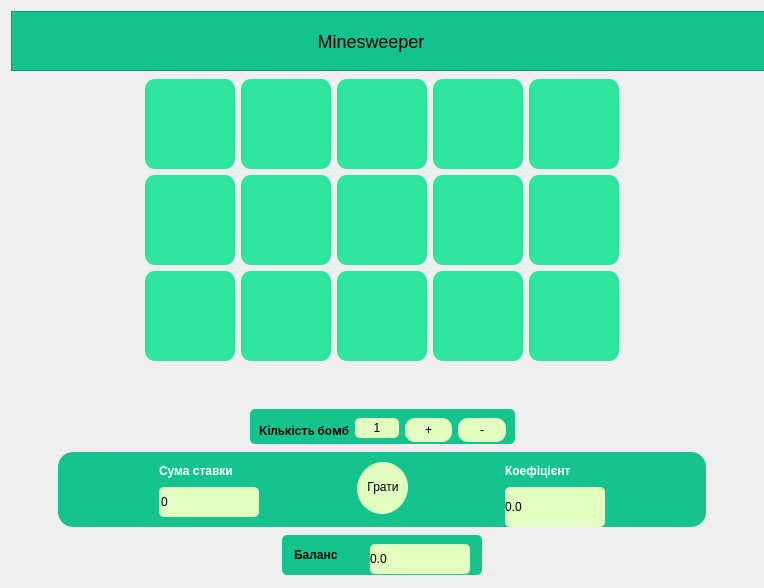
This is minesweeper.ui in Barsh4ec/Authorization as Qt 5 draws it before an edit. The edited form follows.
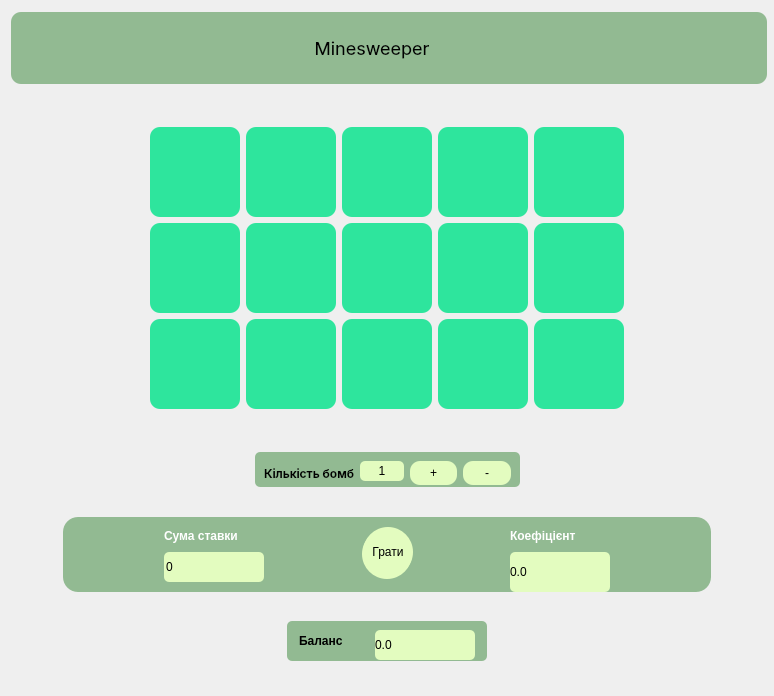
This is the edited form. Icons and pictures are not drawn.

Commit message: Filan Changes+ Crash, +BlackJack

```diff
--- a/minesweeper.ui
+++ b/minesweeper.ui
@@ -6,26 +6,26 @@
    <rect>
     <x>0</x>
     <y>0</y>
-    <width>764</width>
-    <height>588</height>
+    <width>774</width>
+    <height>696</height>
    </rect>
   </property>
   <property name="minimumSize">
    <size>
-    <width>756</width>
-    <height>528</height>
+    <width>774</width>
+    <height>696</height>
    </size>
   </property>
   <property name="windowTitle">
    <string>Form</string>
   </property>
-  <layout class="QVBoxLayout" name="verticalLayout">
-   <item>
+  <layout class="QGridLayout" name="gridLayout_3">
+   <item row="0" column="0">
     <widget class="QFrame" name="frame">
      <property name="minimumSize">
       <size>
        <width>756</width>
-       <height>60</height>
+       <height>72</height>
       </size>
      </property>
      <property name="maximumSize">
@@ -40,8 +40,8 @@
 height: 60px;
 left: 0px;
 top: 1px;
-
-background: #14C38E;</string>
+border-radius:10px;
+background: #92BA92;</string>
      </property>
      <property name="frameShape">
       <enum>QFrame::StyledPanel</enum>
@@ -107,6 +107,14 @@
           <height>34</height>
          </size>
         </property>
+        <property name="font">
+         <font>
+          <family>Inter</family>
+          <pointsize>-1</pointsize>
+          <italic>false</italic>
+          <bold>false</bold>
+         </font>
+        </property>
         <property name="layoutDirection">
          <enum>Qt::LeftToRight</enum>
         </property>
@@ -151,8 +159,8 @@
      </layout>
     </widget>
    </item>
-   <item>
-    <spacer name="verticalSpacer_6">
+   <item row="9" column="0">
+    <spacer name="verticalSpacer_5">
      <property name="orientation">
       <enum>Qt::Vertical</enum>
      </property>
@@ -164,474 +172,7 @@
      </property>
     </spacer>
    </item>
-   <item>
-    <layout class="QHBoxLayout" name="horizontalLayout_6">
-     <item>
-      <spacer name="horizontalSpacer">
-       <property name="orientation">
-        <enum>Qt::Horizontal</enum>
-       </property>
-       <property name="sizeHint" stdset="0">
-        <size>
-         <width>108</width>
-         <height>20</height>
-        </size>
-       </property>
-      </spacer>
-     </item>
-     <item>
-      <layout class="QGridLayout" name="gridLayout_2">
-       <item row="0" column="2">
-        <widget class="QPushButton" name="b3_1">
-         <property name="minimumSize">
-          <size>
-           <width>90</width>
-           <height>90</height>
-          </size>
-         </property>
-         <property name="maximumSize">
-          <size>
-           <width>90</width>
-           <height>90</height>
-          </size>
-         </property>
-         <property name="styleSheet">
-          <string notr="true">height: 90px;
-width: 90px;
-left: 324px;
-top: 75px;
-border-radius: 10px;
-background-color: rgb(46, 229, 157);
-</string>
-         </property>
-         <property name="text">
-          <string/>
-         </property>
-        </widget>
-       </item>
-       <item row="0" column="3">
-        <widget class="QPushButton" name="b4_1">
-         <property name="minimumSize">
-          <size>
-           <width>90</width>
-           <height>90</height>
-          </size>
-         </property>
-         <property name="maximumSize">
-          <size>
-           <width>90</width>
-           <height>90</height>
-          </size>
-         </property>
-         <property name="styleSheet">
-          <string notr="true">height: 90px;
-width: 90px;
-left: 324px;
-top: 75px;
-border-radius: 10px;
-background-color: rgb(46, 229, 157);
-</string>
-         </property>
-         <property name="text">
-          <string/>
-         </property>
-        </widget>
-       </item>
-       <item row="0" column="0">
-        <widget class="QPushButton" name="b1_1">
-         <property name="minimumSize">
-          <size>
-           <width>90</width>
-           <height>90</height>
-          </size>
-         </property>
-         <property name="maximumSize">
-          <size>
-           <width>90</width>
-           <height>90</height>
-          </size>
-         </property>
-         <property name="styleSheet">
-          <string notr="true">height: 90px;
-width: 90px;
-left: 324px;
-top: 75px;
-border-radius: 10px;
-background-color: rgb(46, 229, 157);
-</string>
-         </property>
-         <property name="text">
-          <string/>
-         </property>
-        </widget>
-       </item>
-       <item row="0" column="4">
-        <widget class="QPushButton" name="b5_1">
-         <property name="minimumSize">
-          <size>
-           <width>90</width>
-           <height>90</height>
-          </size>
-         </property>
-         <property name="maximumSize">
-          <size>
-           <width>90</width>
-           <height>90</height>
-          </size>
-         </property>
-         <property name="styleSheet">
-          <string notr="true">height: 90px;
-width: 90px;
-left: 324px;
-top: 75px;
-border-radius: 10px;
-background-color: rgb(46, 229, 157);
-</string>
-         </property>
-         <property name="text">
-          <string/>
-         </property>
-        </widget>
-       </item>
-       <item row="1" column="1">
-        <widget class="QPushButton" name="b2_2">
-         <property name="minimumSize">
-          <size>
-           <width>90</width>
-           <height>90</height>
-          </size>
-         </property>
-         <property name="maximumSize">
-          <size>
-           <width>90</width>
-           <height>90</height>
-          </size>
-         </property>
-         <property name="styleSheet">
-          <string notr="true">height: 90px;
-width: 90px;
-left: 324px;
-top: 75px;
-border-radius: 10px;
-background-color: rgb(46, 229, 157);
-</string>
-         </property>
-         <property name="text">
-          <string/>
-         </property>
-        </widget>
-       </item>
-       <item row="1" column="2">
-        <widget class="QPushButton" name="b3_2">
-         <property name="minimumSize">
-          <size>
-           <width>90</width>
-           <height>90</height>
-          </size>
-         </property>
-         <property name="maximumSize">
-          <size>
-           <width>90</width>
-           <height>90</height>
-          </size>
-         </property>
-         <property name="styleSheet">
-          <string notr="true">height: 90px;
-width: 90px;
-left: 324px;
-top: 75px;
-border-radius: 10px;
-background-color: rgb(46, 229, 157);
-</string>
-         </property>
-         <property name="text">
-          <string/>
-         </property>
-        </widget>
-       </item>
-       <item row="1" column="3">
-        <widget class="QPushButton" name="b4_2">
-         <property name="minimumSize">
-          <size>
-           <width>90</width>
-           <height>90</height>
-          </size>
-         </property>
-         <property name="maximumSize">
-          <size>
-           <width>90</width>
-           <height>90</height>
-          </size>
-         </property>
-         <property name="styleSheet">
-          <string notr="true">height: 90px;
-width: 90px;
-left: 324px;
-top: 75px;
-border-radius: 10px;
-background-color: rgb(46, 229, 157);
-</string>
-         </property>
-         <property name="text">
-          <string/>
-         </property>
-        </widget>
-       </item>
-       <item row="0" column="1">
-        <widget class="QPushButton" name="b2_1">
-         <property name="minimumSize">
-          <size>
-           <width>90</width>
-           <height>90</height>
-          </size>
-         </property>
-         <property name="maximumSize">
-          <size>
-           <width>90</width>
-           <height>90</height>
-          </size>
-         </property>
-         <property name="styleSheet">
-          <string notr="true">height: 90px;
-width: 90px;
-left: 324px;
-top: 75px;
-border-radius: 10px;
-background-color: rgb(46, 229, 157);
-</string>
-         </property>
-         <property name="text">
-          <string/>
-         </property>
-        </widget>
-       </item>
-       <item row="1" column="0">
-        <widget class="QPushButton" name="b1_2">
-         <property name="minimumSize">
-          <size>
-           <width>90</width>
-           <height>90</height>
-          </size>
-         </property>
-         <property name="maximumSize">
-          <size>
-           <width>90</width>
-           <height>90</height>
-          </size>
-         </property>
-         <property name="styleSheet">
-          <string notr="true">height: 90px;
-width: 90px;
-left: 324px;
-top: 75px;
-border-radius: 10px;
-background-color: rgb(46, 229, 157);
-</string>
-         </property>
-         <property name="text">
-          <string/>
-         </property>
-        </widget>
-       </item>
-       <item row="2" column="1">
-        <widget class="QPushButton" name="b2_3">
-         <property name="minimumSize">
-          <size>
-           <width>90</width>
-           <height>90</height>
-          </size>
-         </property>
-         <property name="maximumSize">
-          <size>
-           <width>90</width>
-           <height>90</height>
-          </size>
-         </property>
-         <property name="styleSheet">
-          <string notr="true">height: 90px;
-width: 90px;
-left: 324px;
-top: 75px;
-border-radius: 10px;
-background-color: rgb(46, 229, 157);
-</string>
-         </property>
-         <property name="text">
-          <string/>
-         </property>
-        </widget>
-       </item>
-       <item row="2" column="0">
-        <widget class="QPushButton" name="b1_3">
-         <property name="minimumSize">
-          <size>
-           <width>90</width>
-           <height>90</height>
-          </size>
-         </property>
-         <property name="maximumSize">
-          <size>
-           <width>90</width>
-           <height>90</height>
-          </size>
-         </property>
-         <property name="styleSheet">
-          <string notr="true">height: 90px;
-width: 90px;
-left: 324px;
-top: 75px;
-border-radius: 10px;
-background-color: rgb(46, 229, 157);
-</string>
-         </property>
-         <property name="text">
-          <string/>
-         </property>
-        </widget>
-       </item>
-       <item row="2" column="3">
-        <widget class="QPushButton" name="b4_3">
-         <property name="minimumSize">
-          <size>
-           <width>90</width>
-           <height>90</height>
-          </size>
-         </property>
-         <property name="maximumSize">
-          <size>
-           <width>90</width>
-           <height>90</height>
-          </size>
-         </property>
-         <property name="styleSheet">
-          <string notr="true">height: 90px;
-width: 90px;
-left: 324px;
-top: 75px;
-border-radius: 10px;
-background-color: rgb(46, 229, 157);
-</string>
-         </property>
-         <property name="text">
-          <string/>
-         </property>
-        </widget>
-       </item>
-       <item row="2" column="4">
-        <widget class="QPushButton" name="b5_3">
-         <property name="minimumSize">
-          <size>
-           <width>90</width>
-           <height>90</height>
-          </size>
-         </property>
-         <property name="maximumSize">
-          <size>
-           <width>90</width>
-           <height>90</height>
-          </size>
-         </property>
-         <property name="styleSheet">
-          <string notr="true">height: 90px;
-width: 90px;
-left: 324px;
-top: 75px;
-border-radius: 10px;
-background-color: rgb(46, 229, 157);
-</string>
-         </property>
-         <property name="text">
-          <string/>
-         </property>
-        </widget>
-       </item>
-       <item row="1" column="4">
-        <widget class="QPushButton" name="b5_2">
-         <property name="minimumSize">
-          <size>
-           <width>90</width>
-           <height>90</height>
-          </size>
-         </property>
-         <property name="maximumSize">
-          <size>
-           <width>90</width>
-           <height>90</height>
-          </size>
-         </property>
-         <property name="styleSheet">
-          <string notr="true">height: 90px;
-width: 90px;
-left: 324px;
-top: 75px;
-border-radius: 10px;
-background-color: rgb(46, 229, 157);
-</string>
-         </property>
-         <property name="text">
-          <string/>
-         </property>
-        </widget>
-       </item>
-       <item row="2" column="2">
-        <widget class="QPushButton" name="b3_3">
-         <property name="minimumSize">
-          <size>
-           <width>90</width>
-           <height>90</height>
-          </size>
-         </property>
-         <property name="maximumSize">
-          <size>
-           <width>90</width>
-           <height>90</height>
-          </size>
-         </property>
-         <property name="styleSheet">
-          <string notr="true">height: 90px;
-width: 90px;
-left: 324px;
-top: 75px;
-border-radius: 10px;
-background-color: rgb(46, 229, 157);
-</string>
-         </property>
-         <property name="text">
-          <string/>
-         </property>
-        </widget>
-       </item>
-      </layout>
-     </item>
-     <item>
-      <spacer name="horizontalSpacer_4">
-       <property name="orientation">
-        <enum>Qt::Horizontal</enum>
-       </property>
-       <property name="sizeHint" stdset="0">
-        <size>
-         <width>128</width>
-         <height>20</height>
-        </size>
-       </property>
-      </spacer>
-     </item>
-    </layout>
-   </item>
-   <item>
-    <spacer name="verticalSpacer_2">
-     <property name="orientation">
-      <enum>Qt::Vertical</enum>
-     </property>
-     <property name="sizeHint" stdset="0">
-      <size>
-       <width>20</width>
-       <height>40</height>
-      </size>
-     </property>
-    </spacer>
-   </item>
-   <item>
+   <item row="3" column="0">
     <layout class="QHBoxLayout" name="horizontalLayout_8">
      <item>
       <spacer name="horizontalSpacer_11">
@@ -680,232 +221,7 @@
      </item>
     </layout>
    </item>
-   <item>
-    <spacer name="verticalSpacer">
-     <property name="orientation">
-      <enum>Qt::Vertical</enum>
-     </property>
-     <property name="sizeHint" stdset="0">
-      <size>
-       <width>20</width>
-       <height>40</height>
-      </size>
-     </property>
-    </spacer>
-   </item>
-   <item>
-    <layout class="QHBoxLayout" name="horizontalLayout_5">
-     <item>
-      <spacer name="horizontalSpacer_5">
-       <property name="orientation">
-        <enum>Qt::Horizontal</enum>
-       </property>
-       <property name="sizeHint" stdset="0">
-        <size>
-         <width>40</width>
-         <height>20</height>
-        </size>
-       </property>
-      </spacer>
-     </item>
-     <item>
-      <widget class="QFrame" name="frame_2">
-       <property name="minimumSize">
-        <size>
-         <width>265</width>
-         <height>35</height>
-        </size>
-       </property>
-       <property name="maximumSize">
-        <size>
-         <width>260</width>
-         <height>42</height>
-        </size>
-       </property>
-       <property name="layoutDirection">
-        <enum>Qt::LeftToRight</enum>
-       </property>
-       <property name="styleSheet">
-        <string notr="true">border-radius:5px;
-background-color:#14C38E;</string>
-       </property>
-       <property name="frameShape">
-        <enum>QFrame::StyledPanel</enum>
-       </property>
-       <property name="frameShadow">
-        <enum>QFrame::Raised</enum>
-       </property>
-       <layout class="QHBoxLayout" name="horizontalLayout_4">
-        <item>
-         <widget class="QLabel" name="label_3">
-          <property name="minimumSize">
-           <size>
-            <width>90</width>
-            <height>24</height>
-           </size>
-          </property>
-          <property name="maximumSize">
-           <size>
-            <width>88</width>
-            <height>24</height>
-           </size>
-          </property>
-          <property name="font">
-           <font>
-            <family>Inter</family>
-            <pointsize>-1</pointsize>
-            <italic>false</italic>
-            <bold>false</bold>
-           </font>
-          </property>
-          <property name="styleSheet">
-           <string notr="true">position: absolute;
-width: 89px;
-height: 15px;
-left: 258px;
-top: 390px;
-
-font-family: 'Inter';
-font-style: normal;
-font-weight: 500;
-font-size: 12px;
-line-height: 15px;
-
-text-align: center;
-
-color: black;
-</string>
-          </property>
-          <property name="text">
-           <string>Кількість бомб</string>
-          </property>
-         </widget>
-        </item>
-        <item>
-         <widget class="QLabel" name="bomb_count">
-          <property name="minimumSize">
-           <size>
-            <width>43</width>
-            <height>20</height>
-           </size>
-          </property>
-          <property name="maximumSize">
-           <size>
-            <width>48</width>
-            <height>24</height>
-           </size>
-          </property>
-          <property name="styleSheet">
-           <string notr="true">position: absolute;
-width: 100px;
-height: 30px;
-left: 374px;
-top: 502px;
-
-background: #E3FCBF;
-border-radius: 5px;
-color:black;</string>
-          </property>
-          <property name="text">
-           <string>1</string>
-          </property>
-          <property name="alignment">
-           <set>Qt::AlignCenter</set>
-          </property>
-         </widget>
-        </item>
-        <item>
-         <widget class="QPushButton" name="plus_value_button">
-          <property name="minimumSize">
-           <size>
-            <width>47</width>
-            <height>24</height>
-           </size>
-          </property>
-          <property name="maximumSize">
-           <size>
-            <width>47</width>
-            <height>24</height>
-           </size>
-          </property>
-          <property name="styleSheet">
-           <string notr="true">position: absolute;
-width: 45px;
-height: 24px;
-left: 406px;
-top: 382px;
-
-background: #E3FCBF;
-border-radius: 10px;
-color:black;</string>
-          </property>
-          <property name="text">
-           <string>+</string>
-          </property>
-         </widget>
-        </item>
-        <item>
-         <widget class="QPushButton" name="minus_value_button">
-          <property name="minimumSize">
-           <size>
-            <width>48</width>
-            <height>24</height>
-           </size>
-          </property>
-          <property name="maximumSize">
-           <size>
-            <width>48</width>
-            <height>24</height>
-           </size>
-          </property>
-          <property name="styleSheet">
-           <string notr="true">position: absolute;
-width: 45px;
-height: 24px;
-left: 406px;
-top: 382px;
-
-background: #E3FCBF;
-border-radius: 10px;
-color:black;</string>
-          </property>
-          <property name="text">
-           <string>-</string>
-          </property>
-         </widget>
-        </item>
-       </layout>
-      </widget>
-     </item>
-     <item>
-      <spacer name="horizontalSpacer_6">
-       <property name="orientation">
-        <enum>Qt::Horizontal</enum>
-       </property>
-       <property name="sizeHint" stdset="0">
-        <size>
-         <width>218</width>
-         <height>20</height>
-        </size>
-       </property>
-      </spacer>
-     </item>
-    </layout>
-   </item>
-   <item>
-    <spacer name="verticalSpacer_3">
-     <property name="orientation">
-      <enum>Qt::Vertical</enum>
-     </property>
-     <property name="sizeHint" stdset="0">
-      <size>
-       <width>20</width>
-       <height>40</height>
-      </size>
-     </property>
-    </spacer>
-   </item>
-   <item>
+   <item row="6" column="0">
     <layout class="QHBoxLayout" name="horizontalLayout_3">
      <item>
       <spacer name="horizontalSpacer_9">
@@ -935,7 +251,7 @@
         </size>
        </property>
        <property name="styleSheet">
-        <string notr="true">background-color:#14C38E;
+        <string notr="true">background: #92BA92;
 border-radius:15px;</string>
        </property>
        <property name="frameShape">
@@ -1153,7 +469,7 @@
      </item>
     </layout>
    </item>
-   <item>
+   <item row="7" column="0">
     <spacer name="verticalSpacer_4">
      <property name="orientation">
       <enum>Qt::Vertical</enum>
@@ -1166,7 +482,7 @@
      </property>
     </spacer>
    </item>
-   <item>
+   <item row="8" column="0">
     <layout class="QHBoxLayout" name="horizontalLayout_2">
      <item>
       <spacer name="horizontalSpacer_7">
@@ -1202,7 +518,7 @@
 left: 279px;
 top: 499px;
 
-background: #14C38E;
+background: #92BA92;
 border-radius: 5px;</string>
        </property>
        <property name="frameShape">
@@ -1297,8 +613,8 @@
      </item>
     </layout>
    </item>
-   <item>
-    <spacer name="verticalSpacer_5">
+   <item row="5" column="0">
+    <spacer name="verticalSpacer_3">
      <property name="orientation">
       <enum>Qt::Vertical</enum>
      </property>
@@ -1310,6 +626,725 @@
      </property>
     </spacer>
    </item>
+   <item row="1" column="0">
+    <layout class="QHBoxLayout" name="horizontalLayout_9">
+     <item>
+      <spacer name="verticalSpacer_6">
+       <property name="orientation">
+        <enum>Qt::Vertical</enum>
+       </property>
+       <property name="sizeHint" stdset="0">
+        <size>
+         <width>588</width>
+         <height>13</height>
+        </size>
+       </property>
+      </spacer>
+     </item>
+     <item>
+      <spacer name="horizontalSpacer_13">
+       <property name="orientation">
+        <enum>Qt::Horizontal</enum>
+       </property>
+       <property name="sizeHint" stdset="0">
+        <size>
+         <width>118</width>
+         <height>20</height>
+        </size>
+       </property>
+      </spacer>
+     </item>
+     <item>
+      <widget class="QPushButton" name="info">
+       <property name="minimumSize">
+        <size>
+         <width>32</width>
+         <height>32</height>
+        </size>
+       </property>
+       <property name="maximumSize">
+        <size>
+         <width>32</width>
+         <height>32</height>
+        </size>
+       </property>
+       <property name="styleSheet">
+        <string notr="true">QPushButton{
+	background: transparent;
+	background-image: url(:/resources/png/info.png);
+	border-style: solid;
+    border-width: 0px;
+	border-color: #051a39;
+}
+
+QPushButton:hover {
+	background: transparent;
+	background-image: url(:/resources/png/information.png);
+	border-style: solid;
+    border-width: 0px;
+	border-color: #051a39;
+}</string>
+       </property>
+       <property name="text">
+        <string/>
+       </property>
+      </widget>
+     </item>
+    </layout>
+   </item>
+   <item row="4" column="0">
+    <layout class="QHBoxLayout" name="horizontalLayout_5">
+     <item>
+      <spacer name="horizontalSpacer_5">
+       <property name="orientation">
+        <enum>Qt::Horizontal</enum>
+       </property>
+       <property name="sizeHint" stdset="0">
+        <size>
+         <width>40</width>
+         <height>20</height>
+        </size>
+       </property>
+      </spacer>
+     </item>
+     <item>
+      <widget class="QFrame" name="frame_2">
+       <property name="minimumSize">
+        <size>
+         <width>265</width>
+         <height>35</height>
+        </size>
+       </property>
+       <property name="maximumSize">
+        <size>
+         <width>260</width>
+         <height>42</height>
+        </size>
+       </property>
+       <property name="layoutDirection">
+        <enum>Qt::LeftToRight</enum>
+       </property>
+       <property name="styleSheet">
+        <string notr="true">border-radius:5px;
+background: #92BA92;</string>
+       </property>
+       <property name="frameShape">
+        <enum>QFrame::StyledPanel</enum>
+       </property>
+       <property name="frameShadow">
+        <enum>QFrame::Raised</enum>
+       </property>
+       <layout class="QHBoxLayout" name="horizontalLayout_4">
+        <item>
+         <widget class="QLabel" name="label_3">
+          <property name="minimumSize">
+           <size>
+            <width>90</width>
+            <height>24</height>
+           </size>
+          </property>
+          <property name="maximumSize">
+           <size>
+            <width>88</width>
+            <height>24</height>
+           </size>
+          </property>
+          <property name="font">
+           <font>
+            <family>Inter</family>
+            <pointsize>-1</pointsize>
+            <italic>false</italic>
+            <bold>false</bold>
+           </font>
+          </property>
+          <property name="styleSheet">
+           <string notr="true">position: absolute;
+width: 89px;
+height: 15px;
+left: 258px;
+top: 390px;
+
+font-family: 'Inter';
+font-style: normal;
+font-weight: 500;
+font-size: 12px;
+line-height: 15px;
+
+text-align: center;
+
+color: black;
+</string>
+          </property>
+          <property name="text">
+           <string>Кількість бомб</string>
+          </property>
+         </widget>
+        </item>
+        <item>
+         <widget class="QLabel" name="bomb_count">
+          <property name="minimumSize">
+           <size>
+            <width>43</width>
+            <height>20</height>
+           </size>
+          </property>
+          <property name="maximumSize">
+           <size>
+            <width>48</width>
+            <height>24</height>
+           </size>
+          </property>
+          <property name="styleSheet">
+           <string notr="true">position: absolute;
+width: 100px;
+height: 30px;
+left: 374px;
+top: 502px;
+
+background: #E3FCBF;
+border-radius: 5px;
+color:black;</string>
+          </property>
+          <property name="text">
+           <string>1</string>
+          </property>
+          <property name="alignment">
+           <set>Qt::AlignCenter</set>
+          </property>
+         </widget>
+        </item>
+        <item>
+         <widget class="QPushButton" name="plus_value_button">
+          <property name="minimumSize">
+           <size>
+            <width>47</width>
+            <height>24</height>
+           </size>
+          </property>
+          <property name="maximumSize">
+           <size>
+            <width>47</width>
+            <height>24</height>
+           </size>
+          </property>
+          <property name="styleSheet">
+           <string notr="true">position: absolute;
+width: 45px;
+height: 24px;
+left: 406px;
+top: 382px;
+
+background: #E3FCBF;
+border-radius: 10px;
+color:black;</string>
+          </property>
+          <property name="text">
+           <string>+</string>
+          </property>
+         </widget>
+        </item>
+        <item>
+         <widget class="QPushButton" name="minus_value_button">
+          <property name="minimumSize">
+           <size>
+            <width>48</width>
+            <height>24</height>
+           </size>
+          </property>
+          <property name="maximumSize">
+           <size>
+            <width>48</width>
+            <height>24</height>
+           </size>
+          </property>
+          <property name="styleSheet">
+           <string notr="true">position: absolute;
+width: 45px;
+height: 24px;
+left: 406px;
+top: 382px;
+
+background: #E3FCBF;
+border-radius: 10px;
+color:black;</string>
+          </property>
+          <property name="text">
+           <string>-</string>
+          </property>
+         </widget>
+        </item>
+       </layout>
+      </widget>
+     </item>
+     <item>
+      <spacer name="horizontalSpacer_6">
+       <property name="orientation">
+        <enum>Qt::Horizontal</enum>
+       </property>
+       <property name="sizeHint" stdset="0">
+        <size>
+         <width>218</width>
+         <height>20</height>
+        </size>
+       </property>
+      </spacer>
+     </item>
+    </layout>
+   </item>
+   <item row="2" column="0">
+    <layout class="QHBoxLayout" name="horizontalLayout_6">
+     <item>
+      <spacer name="horizontalSpacer">
+       <property name="orientation">
+        <enum>Qt::Horizontal</enum>
+       </property>
+       <property name="sizeHint" stdset="0">
+        <size>
+         <width>108</width>
+         <height>20</height>
+        </size>
+       </property>
+      </spacer>
+     </item>
+     <item>
+      <layout class="QGridLayout" name="gridLayout_2">
+       <item row="0" column="2">
+        <widget class="QPushButton" name="b3_1">
+         <property name="minimumSize">
+          <size>
+           <width>90</width>
+           <height>90</height>
+          </size>
+         </property>
+         <property name="maximumSize">
+          <size>
+           <width>90</width>
+           <height>90</height>
+          </size>
+         </property>
+         <property name="styleSheet">
+          <string notr="true">height: 90px;
+width: 90px;
+left: 324px;
+top: 75px;
+border-radius: 10px;
+background-color: rgb(46, 229, 157);
+</string>
+         </property>
+         <property name="text">
+          <string/>
+         </property>
+        </widget>
+       </item>
+       <item row="0" column="3">
+        <widget class="QPushButton" name="b4_1">
+         <property name="minimumSize">
+          <size>
+           <width>90</width>
+           <height>90</height>
+          </size>
+         </property>
+         <property name="maximumSize">
+          <size>
+           <width>90</width>
+           <height>90</height>
+          </size>
+         </property>
+         <property name="styleSheet">
+          <string notr="true">height: 90px;
+width: 90px;
+left: 324px;
+top: 75px;
+border-radius: 10px;
+background-color: rgb(46, 229, 157);
+</string>
+         </property>
+         <property name="text">
+          <string/>
+         </property>
+        </widget>
+       </item>
+       <item row="0" column="0">
+        <widget class="QPushButton" name="b1_1">
+         <property name="minimumSize">
+          <size>
+           <width>90</width>
+           <height>90</height>
+          </size>
+         </property>
+         <property name="maximumSize">
+          <size>
+           <width>90</width>
+           <height>90</height>
+          </size>
+         </property>
+         <property name="styleSheet">
+          <string notr="true">height: 90px;
+width: 90px;
+left: 324px;
+top: 75px;
+border-radius: 10px;
+background-color: rgb(46, 229, 157);
+</string>
+         </property>
+         <property name="text">
+          <string/>
+         </property>
+        </widget>
+       </item>
+       <item row="0" column="4">
+        <widget class="QPushButton" name="b5_1">
+         <property name="minimumSize">
+          <size>
+           <width>90</width>
+           <height>90</height>
+          </size>
+         </property>
+         <property name="maximumSize">
+          <size>
+           <width>90</width>
+           <height>90</height>
+          </size>
+         </property>
+         <property name="styleSheet">
+          <string notr="true">height: 90px;
+width: 90px;
+left: 324px;
+top: 75px;
+border-radius: 10px;
+background-color: rgb(46, 229, 157);
+</string>
+         </property>
+         <property name="text">
+          <string/>
+         </property>
+        </widget>
+       </item>
+       <item row="1" column="1">
+        <widget class="QPushButton" name="b2_2">
+         <property name="minimumSize">
+          <size>
+           <width>90</width>
+           <height>90</height>
+          </size>
+         </property>
+         <property name="maximumSize">
+          <size>
+           <width>90</width>
+           <height>90</height>
+          </size>
+         </property>
+         <property name="styleSheet">
+          <string notr="true">height: 90px;
+width: 90px;
+left: 324px;
+top: 75px;
+border-radius: 10px;
+background-color: rgb(46, 229, 157);
+</string>
+         </property>
+         <property name="text">
+          <string/>
+         </property>
+        </widget>
+       </item>
+       <item row="1" column="2">
+        <widget class="QPushButton" name="b3_2">
+         <property name="minimumSize">
+          <size>
+           <width>90</width>
+           <height>90</height>
+          </size>
+         </property>
+         <property name="maximumSize">
+          <size>
+           <width>90</width>
+           <height>90</height>
+          </size>
+         </property>
+         <property name="styleSheet">
+          <string notr="true">height: 90px;
+width: 90px;
+left: 324px;
+top: 75px;
+border-radius: 10px;
+background-color: rgb(46, 229, 157);
+</string>
+         </property>
+         <property name="text">
+          <string/>
+         </property>
+        </widget>
+       </item>
+       <item row="1" column="3">
+        <widget class="QPushButton" name="b4_2">
+         <property name="minimumSize">
+          <size>
+           <width>90</width>
+           <height>90</height>
+          </size>
+         </property>
+         <property name="maximumSize">
+          <size>
+           <width>90</width>
+           <height>90</height>
+          </size>
+         </property>
+         <property name="styleSheet">
+          <string notr="true">height: 90px;
+width: 90px;
+left: 324px;
+top: 75px;
+border-radius: 10px;
+background-color: rgb(46, 229, 157);
+</string>
+         </property>
+         <property name="text">
+          <string/>
+         </property>
+        </widget>
+       </item>
+       <item row="0" column="1">
+        <widget class="QPushButton" name="b2_1">
+         <property name="minimumSize">
+          <size>
+           <width>90</width>
+           <height>90</height>
+          </size>
+         </property>
+         <property name="maximumSize">
+          <size>
+           <width>90</width>
+           <height>90</height>
+          </size>
+         </property>
+         <property name="styleSheet">
+          <string notr="true">height: 90px;
+width: 90px;
+left: 324px;
+top: 75px;
+border-radius: 10px;
+background-color: rgb(46, 229, 157);
+</string>
+         </property>
+         <property name="text">
+          <string/>
+         </property>
+        </widget>
+       </item>
+       <item row="1" column="0">
+        <widget class="QPushButton" name="b1_2">
+         <property name="minimumSize">
+          <size>
+           <width>90</width>
+           <height>90</height>
+          </size>
+         </property>
+         <property name="maximumSize">
+          <size>
+           <width>90</width>
+           <height>90</height>
+          </size>
+         </property>
+         <property name="styleSheet">
+          <string notr="true">height: 90px;
+width: 90px;
+left: 324px;
+top: 75px;
+border-radius: 10px;
+background-color: rgb(46, 229, 157);
+</string>
+         </property>
+         <property name="text">
+          <string/>
+         </property>
+        </widget>
+       </item>
+       <item row="2" column="1">
+        <widget class="QPushButton" name="b2_3">
+         <property name="minimumSize">
+          <size>
+           <width>90</width>
+           <height>90</height>
+          </size>
+         </property>
+         <property name="maximumSize">
+          <size>
+           <width>90</width>
+           <height>90</height>
+          </size>
+         </property>
+         <property name="styleSheet">
+          <string notr="true">height: 90px;
+width: 90px;
+left: 324px;
+top: 75px;
+border-radius: 10px;
+background-color: rgb(46, 229, 157);
+</string>
+         </property>
+         <property name="text">
+          <string/>
+         </property>
+        </widget>
+       </item>
+       <item row="2" column="0">
+        <widget class="QPushButton" name="b1_3">
+         <property name="minimumSize">
+          <size>
+           <width>90</width>
+           <height>90</height>
+          </size>
+         </property>
+         <property name="maximumSize">
+          <size>
+           <width>90</width>
+           <height>90</height>
+          </size>
+         </property>
+         <property name="styleSheet">
+          <string notr="true">height: 90px;
+width: 90px;
+left: 324px;
+top: 75px;
+border-radius: 10px;
+background-color: rgb(46, 229, 157);
+</string>
+         </property>
+         <property name="text">
+          <string/>
+         </property>
+        </widget>
+       </item>
+       <item row="2" column="3">
+        <widget class="QPushButton" name="b4_3">
+         <property name="minimumSize">
+          <size>
+           <width>90</width>
+           <height>90</height>
+          </size>
+         </property>
+         <property name="maximumSize">
+          <size>
+           <width>90</width>
+           <height>90</height>
+          </size>
+         </property>
+         <property name="styleSheet">
+          <string notr="true">height: 90px;
+width: 90px;
+left: 324px;
+top: 75px;
+border-radius: 10px;
+background-color: rgb(46, 229, 157);
+</string>
+         </property>
+         <property name="text">
+          <string/>
+         </property>
+        </widget>
+       </item>
+       <item row="2" column="4">
+        <widget class="QPushButton" name="b5_3">
+         <property name="minimumSize">
+          <size>
+           <width>90</width>
+           <height>90</height>
+          </size>
+         </property>
+         <property name="maximumSize">
+          <size>
+           <width>90</width>
+           <height>90</height>
+          </size>
+         </property>
+         <property name="styleSheet">
+          <string notr="true">height: 90px;
+width: 90px;
+left: 324px;
+top: 75px;
+border-radius: 10px;
+background-color: rgb(46, 229, 157);
+</string>
+         </property>
+         <property name="text">
+          <string/>
+         </property>
+        </widget>
+       </item>
+       <item row="1" column="4">
+        <widget class="QPushButton" name="b5_2">
+         <property name="minimumSize">
+          <size>
+           <width>90</width>
+           <height>90</height>
+          </size>
+         </property>
+         <property name="maximumSize">
+          <size>
+           <width>90</width>
+           <height>90</height>
+          </size>
+         </property>
+         <property name="styleSheet">
+          <string notr="true">height: 90px;
+width: 90px;
+left: 324px;
+top: 75px;
+border-radius: 10px;
+background-color: rgb(46, 229, 157);
+</string>
+         </property>
+         <property name="text">
+          <string/>
+         </property>
+        </widget>
+       </item>
+       <item row="2" column="2">
+        <widget class="QPushButton" name="b3_3">
+         <property name="minimumSize">
+          <size>
+           <width>90</width>
+           <height>90</height>
+          </size>
+         </property>
+         <property name="maximumSize">
+          <size>
+           <width>90</width>
+           <height>90</height>
+          </size>
+         </property>
+         <property name="styleSheet">
+          <string notr="true">height: 90px;
+width: 90px;
+left: 324px;
+top: 75px;
+border-radius: 10px;
+background-color: rgb(46, 229, 157);
+</string>
+         </property>
+         <property name="text">
+          <string/>
+         </property>
+        </widget>
+       </item>
+      </layout>
+     </item>
+     <item>
+      <spacer name="horizontalSpacer_4">
+       <property name="orientation">
+        <enum>Qt::Horizontal</enum>
+       </property>
+       <property name="sizeHint" stdset="0">
+        <size>
+         <width>128</width>
+         <height>20</height>
+        </size>
+       </property>
+      </spacer>
+     </item>
+    </layout>
+   </item>
   </layout>
  </widget>
  <resources/>
```
The commit also changes 39 other files.
